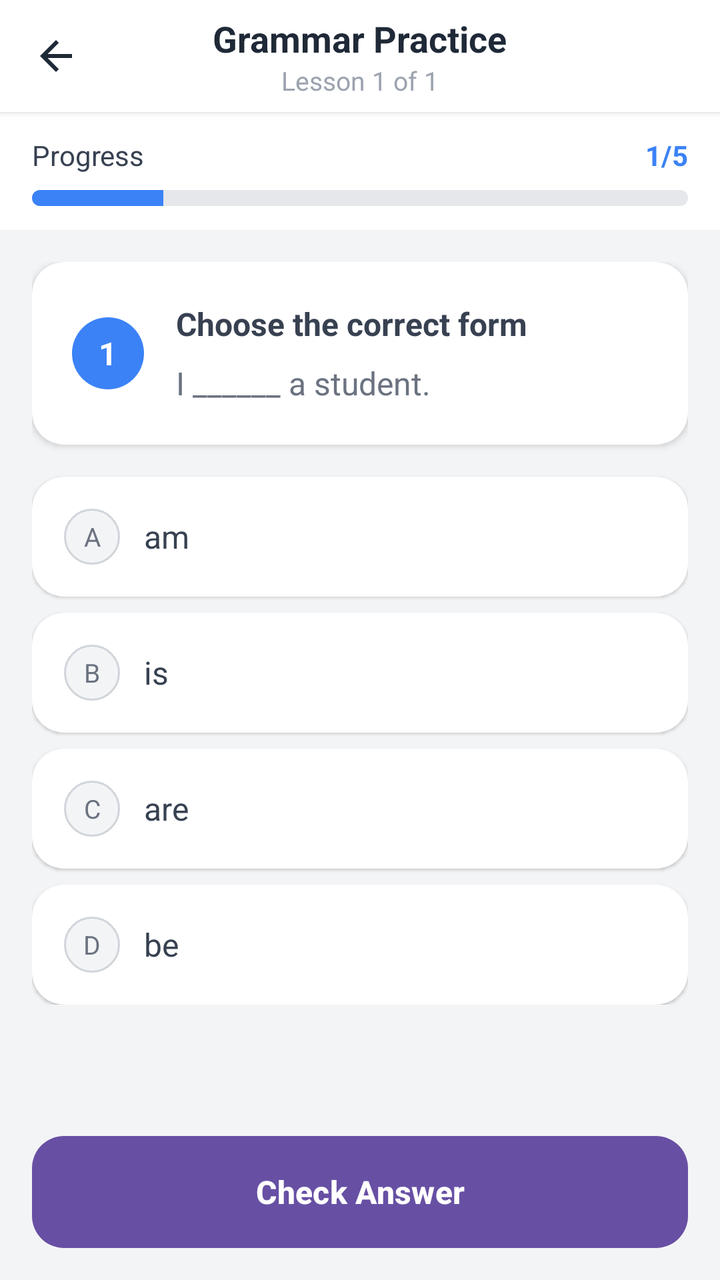
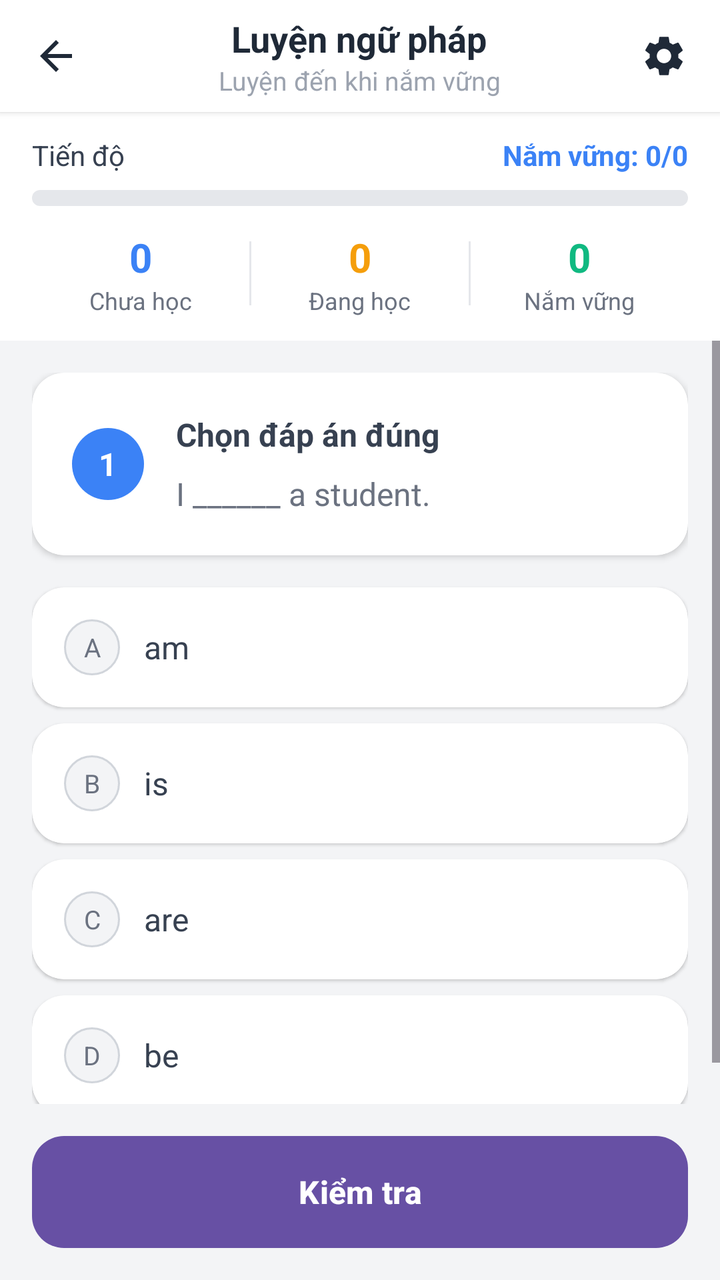

Compare the two renders of this Android layout. The source of the first and the diff that turns it into the second are given below.
<!-- AndroidManifest.xml: application theme Theme.LearnEnglish -->
<!-- res/layout/activity_exercise.xml -->
<?xml version="1.0" encoding="utf-8"?>
<LinearLayout xmlns:android="http://schemas.android.com/apk/res/android"
    xmlns:app="http://schemas.android.com/apk/res-auto"
    xmlns:tools="http://schemas.android.com/tools"
    android:id="@+id/main"
    android:layout_width="match_parent"
    android:layout_height="match_parent"
    android:orientation="vertical"
    android:background="#F3F4F6"
    tools:context=".ExerciseActivity">

    
    <RelativeLayout
        android:layout_width="match_parent"
        android:layout_height="56dp"
        android:background="@android:color/white"
        android:elevation="2dp"
        android:paddingStart="8dp"
        android:paddingEnd="8dp">

        <ImageButton
            android:id="@+id/btnBack"
            android:layout_width="40dp"
            android:layout_height="40dp"
            android:layout_centerVertical="true"
            android:background="?attr/selectableItemBackgroundBorderless"
            android:contentDescription="Back"
            android:src="@drawable/ic_arrow_back"
            app:tint="#1F2937" />

        <LinearLayout
            android:layout_width="wrap_content"
            android:layout_height="wrap_content"
            android:layout_centerInParent="true"
            android:gravity="center"
            android:orientation="vertical">

            <TextView
                android:layout_width="wrap_content"
                android:layout_height="wrap_content"
                android:text="Grammar Practice"
                android:textColor="#1F2937"
                android:textSize="18sp"
                android:textStyle="bold" />
            <TextView
                android:id="@+id/tvLessonInfo"
                android:layout_width="wrap_content"
                android:layout_height="wrap_content"
                android:text="Lesson 1 of 1"
                android:textColor="#9CA3AF"
                android:textSize="13sp" />
        </LinearLayout>
    </RelativeLayout>

    
    <LinearLayout
        android:layout_width="match_parent"
        android:layout_height="wrap_content"
        android:background="@android:color/white"
        android:orientation="vertical"
        android:paddingStart="16dp"
        android:paddingEnd="16dp"
        android:paddingTop="12dp"
        android:paddingBottom="12dp">

        <RelativeLayout
            android:layout_width="match_parent"
            android:layout_height="wrap_content">
            <TextView
                android:layout_width="wrap_content"
                android:layout_height="wrap_content"
                android:text="Progress"
                android:textColor="#374151"
                android:textSize="14sp" />
            <TextView
                android:id="@+id/tvQuestionProgress"
                android:layout_width="wrap_content"
                android:layout_height="wrap_content"
                android:layout_alignParentEnd="true"
                android:text="1/5"
                android:textColor="#3B82F6"
                android:textSize="14sp"
                android:textStyle="bold" />
        </RelativeLayout>
        <ProgressBar
            android:id="@+id/progressBar"
            style="@android:style/Widget.ProgressBar.Horizontal"
            android:layout_width="match_parent"
            android:layout_height="8dp"
            android:layout_marginTop="8dp"
            android:max="100"
            android:progress="20"
            android:progressDrawable="@drawable/progress_bar_blue" />
    </LinearLayout>

    <ScrollView
        android:layout_width="match_parent"
        android:layout_height="0dp"
        android:layout_weight="1">

        <LinearLayout
            android:layout_width="match_parent"
            android:layout_height="wrap_content"
            android:orientation="vertical"
            android:padding="16dp">

            
            <androidx.cardview.widget.CardView
                android:layout_width="match_parent"
                android:layout_height="wrap_content"
                app:cardCornerRadius="16dp"
                app:cardElevation="2dp"
                app:cardBackgroundColor="@android:color/white">

                <LinearLayout
                    android:layout_width="match_parent"
                    android:layout_height="wrap_content"
                    android:orientation="horizontal"
                    android:padding="20dp"
                    android:gravity="center_vertical">

                    <TextView
                        android:id="@+id/tvQuestionNumber"
                        android:layout_width="36dp"
                        android:layout_height="36dp"
                        android:background="@drawable/bg_circle_blue"
                        android:gravity="center"
                        android:text="1"
                        android:textColor="@android:color/white"
                        android:textSize="16sp"
                        android:textStyle="bold" />

                    <LinearLayout
                        android:layout_width="0dp"
                        android:layout_height="wrap_content"
                        android:layout_weight="1"
                        android:layout_marginStart="16dp"
                        android:orientation="vertical">

                        <TextView
                            android:layout_width="wrap_content"
                            android:layout_height="wrap_content"
                            android:text="Choose the correct form"
                            android:textColor="#374151"
                            android:textSize="16sp"
                            android:textStyle="bold" />

                        <TextView
                            android:id="@+id/tvQuestion"
                            android:layout_width="wrap_content"
                            android:layout_height="wrap_content"
                            android:layout_marginTop="8dp"
                            android:text="I ______ a student."
                            android:textColor="#6B7280"
                            android:textSize="16sp" />
                    </LinearLayout>
                </LinearLayout>
            </androidx.cardview.widget.CardView>

            
            <androidx.cardview.widget.CardView
                android:id="@+id/cardOptionA"
                android:layout_width="match_parent"
                android:layout_height="wrap_content"
                android:layout_marginTop="16dp"
                app:cardCornerRadius="16dp"
                app:cardElevation="1dp"
                app:cardBackgroundColor="@android:color/white">
                <LinearLayout
                    android:layout_width="match_parent"
                    android:layout_height="wrap_content"
                    android:orientation="horizontal"
                    android:padding="16dp"
                    android:gravity="center_vertical">
                    <TextView
                        android:layout_width="28dp"
                        android:layout_height="28dp"
                        android:background="@drawable/bg_circle_option"
                        android:gravity="center"
                        android:text="A"
                        android:textColor="#6B7280"
                        android:textSize="13sp" />
                    <TextView
                        android:id="@+id/tvOptionA"
                        android:layout_width="wrap_content"
                        android:layout_height="wrap_content"
                        android:layout_marginStart="12dp"
                        android:text="am"
                        android:textColor="#374151"
                        android:textSize="16sp" />
                </LinearLayout>
            </androidx.cardview.widget.CardView>

            <androidx.cardview.widget.CardView
                android:id="@+id/cardOptionB"
                android:layout_width="match_parent"
                android:layout_height="wrap_content"
                android:layout_marginTop="8dp"
                app:cardCornerRadius="16dp"
                app:cardElevation="1dp"
                app:cardBackgroundColor="@android:color/white">
                <LinearLayout
                    android:layout_width="match_parent"
                    android:layout_height="wrap_content"
                    android:orientation="horizontal"
                    android:padding="16dp"
                    android:gravity="center_vertical">
                    <TextView
                        android:layout_width="28dp"
                        android:layout_height="28dp"
                        android:background="@drawable/bg_circle_option"
                        android:gravity="center"
                        android:text="B"
                        android:textColor="#6B7280"
                        android:textSize="13sp" />
                    <TextView
                        android:id="@+id/tvOptionB"
                        android:layout_width="wrap_content"
                        android:layout_height="wrap_content"
                        android:layout_marginStart="12dp"
                        android:text="is"
                        android:textColor="#374151"
                        android:textSize="16sp" />
                </LinearLayout>
            </androidx.cardview.widget.CardView>

            <androidx.cardview.widget.CardView
                android:id="@+id/cardOptionC"
                android:layout_width="match_parent"
                android:layout_height="wrap_content"
                android:layout_marginTop="8dp"
                app:cardCornerRadius="16dp"
                app:cardElevation="1dp"
                app:cardBackgroundColor="@android:color/white">
                <LinearLayout
                    android:layout_width="match_parent"
                    android:layout_height="wrap_content"
                    android:orientation="horizontal"
                    android:padding="16dp"
                    android:gravity="center_vertical">
                    <TextView
                        android:layout_width="28dp"
                        android:layout_height="28dp"
                        android:background="@drawable/bg_circle_option"
                        android:gravity="center"
                        android:text="C"
                        android:textColor="#6B7280"
                        android:textSize="13sp" />
                    <TextView
                        android:id="@+id/tvOptionC"
                        android:layout_width="wrap_content"
                        android:layout_height="wrap_content"
                        android:layout_marginStart="12dp"
                        android:text="are"
                        android:textColor="#374151"
                        android:textSize="16sp" />
                </LinearLayout>
            </androidx.cardview.widget.CardView>

            <androidx.cardview.widget.CardView
                android:id="@+id/cardOptionD"
                android:layout_width="match_parent"
                android:layout_height="wrap_content"
                android:layout_marginTop="8dp"
                app:cardCornerRadius="16dp"
                app:cardElevation="1dp"
                app:cardBackgroundColor="@android:color/white">
                <LinearLayout
                    android:layout_width="match_parent"
                    android:layout_height="wrap_content"
                    android:orientation="horizontal"
                    android:padding="16dp"
                    android:gravity="center_vertical">
                    <TextView
                        android:layout_width="28dp"
                        android:layout_height="28dp"
                        android:background="@drawable/bg_circle_option"
                        android:gravity="center"
                        android:text="D"
                        android:textColor="#6B7280"
                        android:textSize="13sp" />
                    <TextView
                        android:id="@+id/tvOptionD"
                        android:layout_width="wrap_content"
                        android:layout_height="wrap_content"
                        android:layout_marginStart="12dp"
                        android:text="be"
                        android:textColor="#374151"
                        android:textSize="16sp" />
                </LinearLayout>
            </androidx.cardview.widget.CardView>
        </LinearLayout>
    </ScrollView>

    
    <Button
        android:id="@+id/btnCheckAnswer"
        android:layout_width="match_parent"
        android:layout_height="56dp"
        android:layout_margin="16dp"
        android:background="@drawable/bg_button_blue"
        android:text="Check Answer"
        android:textColor="@android:color/white"
        android:textSize="16sp"
        android:textStyle="bold"
        android:textAllCaps="false" />

</LinearLayout>
<!-- resources referenced by this layout -->
<resources>
  <!-- drawable bg_button_blue (drawable) -->
  <?xml version="1.0" encoding="utf-8"?>
  <shape xmlns:android="http://schemas.android.com/apk/res/android"
      android:shape="rectangle">
      <solid android:color="#3B82F6" />
      <corners android:radius="16dp" />
  </shape>
  <!-- drawable bg_circle_blue (drawable) -->
  <?xml version="1.0" encoding="utf-8"?>
  <shape xmlns:android="http://schemas.android.com/apk/res/android"
      android:shape="oval">
      <solid android:color="#3B82F6" />
  </shape>
  <!-- drawable bg_circle_option (drawable) -->
  <?xml version="1.0" encoding="utf-8"?>
  <shape xmlns:android="http://schemas.android.com/apk/res/android"
      android:shape="oval">
      <solid android:color="#F3F4F6" />
      <stroke android:width="1dp" android:color="#D1D5DB" />
  </shape>
  <!-- drawable ic_arrow_back (drawable) -->
  <?xml version="1.0" encoding="utf-8"?>
  <vector xmlns:android="http://schemas.android.com/apk/res/android"
      android:width="24dp"
      android:height="24dp"
      android:viewportWidth="24"
      android:viewportHeight="24">
      <path
          android:fillColor="#1F2937"
          android:pathData="M20,11H7.83l5.59,-5.59L12,4l-8,8l8,8l1.41,-1.41L7.83,13H20v-2z"/>
  </vector>
  <!-- drawable progress_bar_blue (drawable) -->
  <?xml version="1.0" encoding="utf-8"?>
  <layer-list xmlns:android="http://schemas.android.com/apk/res/android">
      <item android:id="@android:id/background">
          <shape android:shape="rectangle">
              <solid android:color="#E5E7EB"/>
              <corners android:radius="8dp"/>
          </shape>
      </item>
      <item android:id="@android:id/progress">
          <clip>
              <shape android:shape="rectangle">
                  <solid android:color="#3B82F6"/>
                  <corners android:radius="8dp"/>
              </shape>
          </clip>
      </item>
  </layer-list>
  <style name="Theme.LearnEnglish" parent="Base.Theme.LearnEnglish" />
  <style name="Base.Theme.LearnEnglish" parent="Theme.Material3.DayNight.NoActionBar">
          
          
      </style>
</resources>

<!-- the commit's change to res/layout/activity_exercise.xml (unified diff, before → after) -->
@@ -38,7 +38,7 @@
             <TextView
                 android:layout_width="wrap_content"
                 android:layout_height="wrap_content"
-                android:text="Grammar Practice"
+                android:text="Luyện ngữ pháp"
                 android:textColor="#1F2937"
                 android:textSize="18sp"
                 android:textStyle="bold" />
@@ -46,10 +46,21 @@
                 android:id="@+id/tvLessonInfo"
                 android:layout_width="wrap_content"
                 android:layout_height="wrap_content"
-                android:text="Lesson 1 of 1"
+                android:text="Luyện đến khi nắm vững"
                 android:textColor="#9CA3AF"
                 android:textSize="13sp" />
         </LinearLayout>
+
+        <ImageButton
+            android:id="@+id/btnSettings"
+            android:layout_width="40dp"
+            android:layout_height="40dp"
+            android:layout_alignParentEnd="true"
+            android:layout_centerVertical="true"
+            android:background="?attr/selectableItemBackgroundBorderless"
+            android:contentDescription="Cài đặt"
+            android:src="@drawable/ic_settings"
+            app:tint="#1F2937" />
     </RelativeLayout>
 
     
@@ -69,7 +80,7 @@
             <TextView
                 android:layout_width="wrap_content"
                 android:layout_height="wrap_content"
-                android:text="Progress"
+                android:text="Tiến độ"
                 android:textColor="#374151"
                 android:textSize="14sp" />
             <TextView
@@ -77,7 +88,7 @@
                 android:layout_width="wrap_content"
                 android:layout_height="wrap_content"
                 android:layout_alignParentEnd="true"
-                android:text="1/5"
+                android:text="Nắm vững: 0/0"
                 android:textColor="#3B82F6"
                 android:textSize="14sp"
                 android:textStyle="bold" />
@@ -88,9 +99,47 @@
             android:layout_width="match_parent"
             android:layout_height="8dp"
             android:layout_marginTop="8dp"
-            android:max="100"
-            android:progress="20"
+            android:max="1"
+            android:progress="0"
             android:progressDrawable="@drawable/progress_bar_blue" />
+
+        <LinearLayout
+            android:layout_width="match_parent"
+            android:layout_height="wrap_content"
+            android:layout_marginTop="12dp"
+            android:gravity="center"
+            android:orientation="horizontal">
+
+            <LinearLayout
+                android:layout_width="0dp"
+                android:layout_height="wrap_content"
+                android:layout_weight="1"
+                android:gravity="center"
+                android:orientation="vertical">
+                <TextView android:id="@+id/tvNewCount" android:layout_width="wrap_content" android:layout_height="wrap_content" android:text="0" android:textColor="#3B82F6" android:textSize="20sp" android:textStyle="bold" />
+                <TextView android:layout_width="wrap_content" android:layout_height="wrap_content" android:text="Chưa học" android:textColor="#6B7280" android:textSize="12sp" />
+            </LinearLayout>
+            <View android:layout_width="1dp" android:layout_height="32dp" android:background="#E5E7EB" />
+            <LinearLayout
+                android:layout_width="0dp"
+                android:layout_height="wrap_content"
+                android:layout_weight="1"
+                android:gravity="center"
+                android:orientation="vertical">
+                <TextView android:id="@+id/tvLearningCount" android:layout_width="wrap_content" android:layout_height="wrap_content" android:text="0" android:textColor="#F59E0B" android:textSize="20sp" android:textStyle="bold" />
+                <TextView android:layout_width="wrap_content" android:layout_height="wrap_content" android:text="Đang học" android:textColor="#6B7280" android:textSize="12sp" />
+            </LinearLayout>
+            <View android:layout_width="1dp" android:layout_height="32dp" android:background="#E5E7EB" />
+            <LinearLayout
+                android:layout_width="0dp"
+                android:layout_height="wrap_content"
+                android:layout_weight="1"
+                android:gravity="center"
+                android:orientation="vertical">
+                <TextView android:id="@+id/tvMasteredCount" android:layout_width="wrap_content" android:layout_height="wrap_content" android:text="0" android:textColor="#10B981" android:textSize="20sp" android:textStyle="bold" />
+                <TextView android:layout_width="wrap_content" android:layout_height="wrap_content" android:text="Nắm vững" android:textColor="#6B7280" android:textSize="12sp" />
+            </LinearLayout>
+        </LinearLayout>
     </LinearLayout>
 
     <ScrollView
@@ -140,7 +189,7 @@
                         <TextView
                             android:layout_width="wrap_content"
                             android:layout_height="wrap_content"
-                            android:text="Choose the correct form"
+                            android:text="Chọn đáp án đúng"
                             android:textColor="#374151"
                             android:textSize="16sp"
                             android:textStyle="bold" />
@@ -299,7 +348,7 @@
         android:layout_height="56dp"
         android:layout_margin="16dp"
         android:background="@drawable/bg_button_blue"
-        android:text="Check Answer"
+        android:text="Kiểm tra"
         android:textColor="@android:color/white"
         android:textSize="16sp"
         android:textStyle="bold"
<!-- resource entries referenced after the edit -->
@@ -31,6 +31,16 @@
           android:fillColor="#1F2937"
           android:pathData="M20,11H7.83l5.59,-5.59L12,4l-8,8l8,8l1.41,-1.41L7.83,13H20v-2z"/>
   </vector>
+  <!-- drawable ic_settings (drawable) -->
+  <vector xmlns:android="http://schemas.android.com/apk/res/android"
+      android:width="24dp"
+      android:height="24dp"
+      android:viewportWidth="24"
+      android:viewportHeight="24">
+      <path
+          android:fillColor="#1F2937"
+          android:pathData="M19.14,12.94c0.04,-0.31 0.06,-0.63 0.06,-0.94c0,-0.31 -0.02,-0.63 -0.06,-0.94l2.03,-1.58c0.18,-0.14 0.23,-0.41 0.12,-0.61l-1.92,-3.32c-0.12,-0.22 -0.37,-0.29 -0.59,-0.22l-2.39,0.96c-0.5,-0.38 -1.03,-0.7 -1.62,-0.94L14.4,2.81c-0.04,-0.24 -0.24,-0.41 -0.48,-0.41h-3.84c-0.24,0 -0.43,0.17 -0.47,0.41L9.25,5.35C8.66,5.59 8.12,5.92 7.63,6.29L5.24,5.33c-0.22,-0.08 -0.47,0 -0.59,0.22L2.74,8.87C2.62,9.08 2.66,9.34 2.86,9.48l2.03,1.58C4.84,11.37 4.8,11.69 4.8,12s0.02,0.63 0.06,0.94l-2.03,1.58c-0.18,0.14 -0.23,0.41 -0.12,0.61l1.92,3.32c0.12,0.22 0.37,0.29 0.59,0.22l2.39,-0.96c0.5,0.38 1.03,0.7 1.62,0.94l0.36,2.54c0.05,0.24 0.24,0.41 0.48,0.41h3.84c0.24,0 0.44,-0.17 0.47,-0.41l0.36,-2.54c0.59,-0.24 1.13,-0.56 1.62,-0.94l2.39,0.96c0.22,0.08 0.47,0 0.59,-0.22l1.92,-3.32c0.12,-0.22 0.07,-0.47 -0.12,-0.61L19.14,12.94zM12,15.6c-1.98,0 -3.6,-1.62 -3.6,-3.6s1.62,-3.6 3.6,-3.6s3.6,1.62 3.6,3.6S13.98,15.6 12,15.6z" />
+  </vector>
   <!-- drawable progress_bar_blue (drawable) -->
   <?xml version="1.0" encoding="utf-8"?>
   <layer-list xmlns:android="http://schemas.android.com/apk/res/android">
